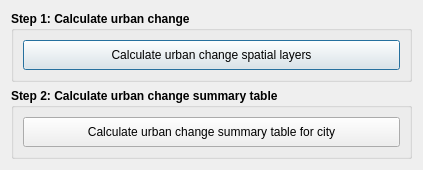
Qt form LDMP/gui/DlgCalculateUrban.ui (ConservationInternational/trends.earth) before a commit.
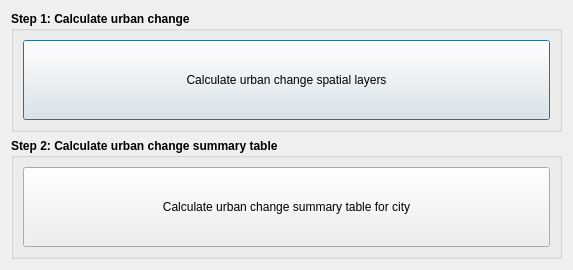
The same form after that commit.

```diff
--- a/LDMP/gui/DlgCalculateUrban.ui
+++ b/LDMP/gui/DlgCalculateUrban.ui
@@ -9,12 +9,12 @@
    <rect>
     <x>0</x>
     <y>0</y>
-    <width>423</width>
-    <height>161</height>
+    <width>573</width>
+    <height>270</height>
    </rect>
   </property>
   <property name="sizePolicy">
-   <sizepolicy hsizetype="Fixed" vsizetype="Fixed">
+   <sizepolicy hsizetype="Expanding" vsizetype="Expanding">
     <horstretch>0</horstretch>
     <verstretch>0</verstretch>
    </sizepolicy>
@@ -37,6 +37,12 @@
      <layout class="QVBoxLayout" name="verticalLayout_3">
       <item>
        <widget class="QPushButton" name="btn_calculate_urban_change">
+        <property name="sizePolicy">
+         <sizepolicy hsizetype="Minimum" vsizetype="Minimum">
+          <horstretch>0</horstretch>
+          <verstretch>0</verstretch>
+         </sizepolicy>
+        </property>
         <property name="minimumSize">
          <size>
           <width>0</width>
@@ -71,6 +77,12 @@
      <layout class="QVBoxLayout" name="verticalLayout">
       <item>
        <widget class="QPushButton" name="btn_summary_single_polygon">
+        <property name="sizePolicy">
+         <sizepolicy hsizetype="Minimum" vsizetype="Minimum">
+          <horstretch>0</horstretch>
+          <verstretch>0</verstretch>
+         </sizepolicy>
+        </property>
         <property name="minimumSize">
          <size>
           <width>0</width>
```
